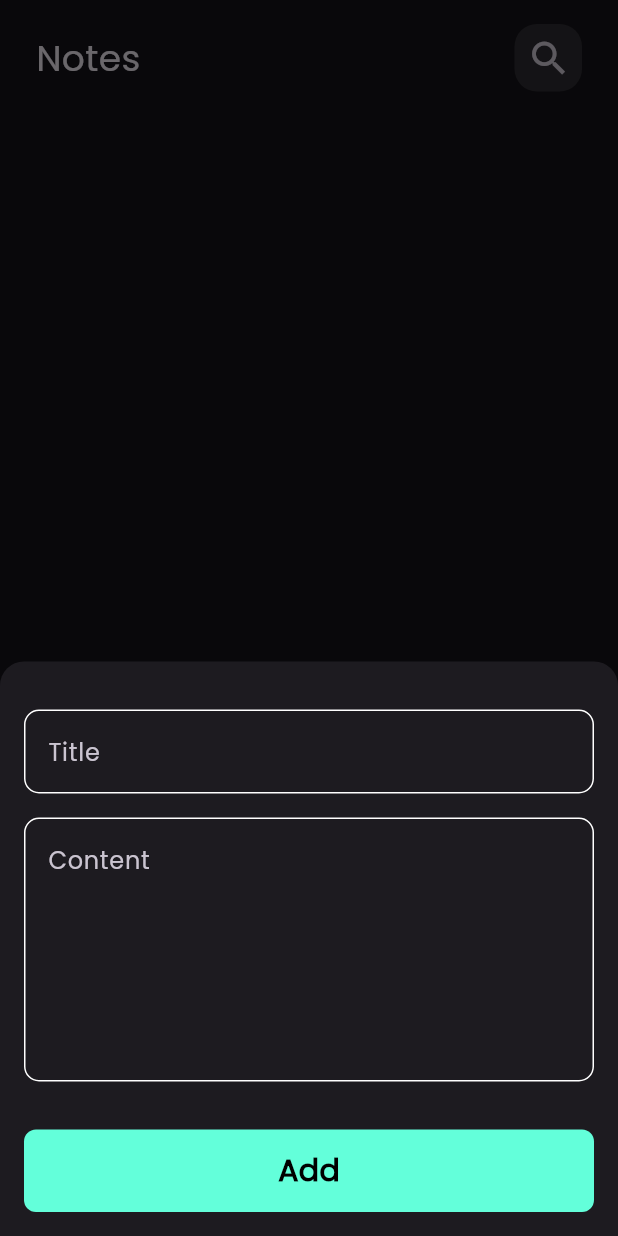
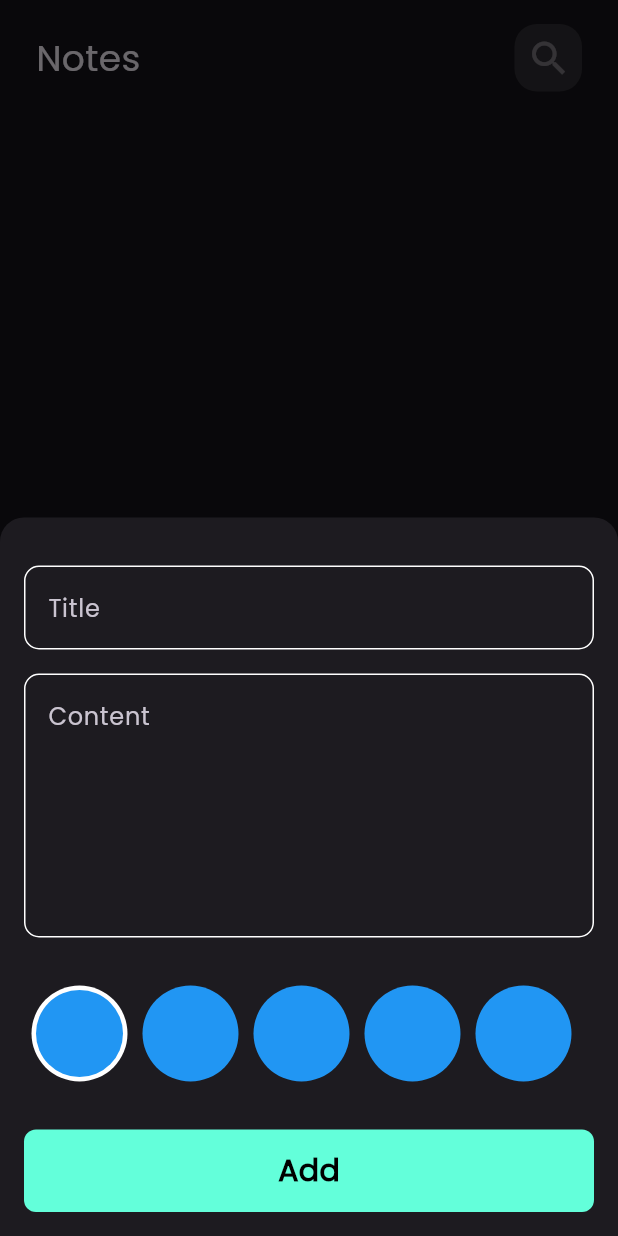
Before and after one commit to YOSSIFREFAAT/Notes-App, a Flutter app: the screen it shows after launch, after a tap on the "add" icon, on a phone screen of 412 x 824 dp. Run offline on Flutter 3.47's test engine with Material 3 defaults, Android fonts, the phone set to English and light mode, and no system bars; our stand-ins replace bloc, flutter_bloc, hive, hive_flutter; accounts and stored records are empty.

Commit message:
Create colors list view

```diff
--- a/lib/Models/note_model.dart
+++ b/lib/Models/note_model.dart
@@ -4,9 +4,9 @@ part 'note_model.g.dart';
 @HiveType(typeId: 0)
 class NoteModel extends HiveObject {
   @HiveField(0)
-  final String title;
+  String title;
   @HiveField(1)
-  final String subTitle;
+  String subTitle;
   @HiveField(2)
   final String date;
   @HiveField(3)
--- a/lib/Views/Notes_View.dart
+++ b/lib/Views/Notes_View.dart
@@ -1,6 +1,4 @@
 import 'package:flutter/material.dart';
-import 'package:flutter_bloc/flutter_bloc.dart';
-import 'package:notes_app/cubits/notes_cubit/notes_cubit.dart';
 import 'package:notes_app/views/widgets/custom_modal_bottom_sheet.dart';
 import 'package:notes_app/views/widgets/notes_view_body.dart';
 
--- a/lib/Views/Widgets/Custom_Appbar.dart
+++ b/lib/Views/Widgets/Custom_Appbar.dart
@@ -4,7 +4,9 @@ import 'package:notes_app/views/Widgets/custom_search_icon.dart';
 class CustomAppbar extends StatelessWidget {
   final String title;
   final IconData icon;
-  const CustomAppbar({super.key, required this.title, required this.icon});
+  final Function()? onPressed;
+  const CustomAppbar(
+      {super.key, required this.title, required this.icon, this.onPressed});
 
   @override
   Widget build(BuildContext context) {
@@ -18,6 +20,7 @@ class CustomAppbar extends StatelessWidget {
           ),
         ),
         CustomSearchIcon(
+          onPressed: onPressed,
           icon: icon,
         ),
       ],
--- a/lib/Views/Widgets/Custom_Search_Icon.dart
+++ b/lib/Views/Widgets/Custom_Search_Icon.dart
@@ -2,7 +2,8 @@ import 'package:flutter/material.dart';
 
 class CustomSearchIcon extends StatelessWidget {
   final IconData icon;
-  const CustomSearchIcon({super.key, required this.icon});
+  final Function()? onPressed;
+  const CustomSearchIcon({super.key, required this.icon, this.onPressed});
 
   @override
   Widget build(BuildContext context) {
@@ -17,7 +18,7 @@ class CustomSearchIcon extends StatelessWidget {
         child: IconButton(
           splashRadius: 30,
           icon: Icon(icon, size: 30),
-          onPressed: () {},
+          onPressed: onPressed,
         ),
       ),
     );
--- a/lib/Views/Widgets/Note_Item.dart
+++ b/lib/Views/Widgets/Note_Item.dart
@@ -16,7 +16,9 @@ class NoteItem extends StatelessWidget {
         Navigator.push(
           context,
           MaterialPageRoute(builder: (context) {
-            return const EditNoteView();
+            return EditNoteView(
+              note: note,
+            );
           }),
         );
       },
--- a/lib/Views/Widgets/add_note_form.dart
+++ b/lib/Views/Widgets/add_note_form.dart
@@ -2,6 +2,7 @@ import 'package:flutter/material.dart';
 import 'package:flutter_bloc/flutter_bloc.dart';
 import 'package:notes_app/cubits/add_note_cubit/add_note_cubit.dart';
 import 'package:notes_app/models/note_model.dart';
+import 'package:notes_app/views/widgets/colors_list_view.dart';
 import 'package:notes_app/views/widgets/custom_button.dart';
 import 'package:notes_app/views/widgets/custom_text_form_field.dart';
 
@@ -40,6 +41,8 @@ class _AddNoteFormState extends State<AddNoteForm> {
             maxLines: 6,
           ),
           const SizedBox(height: 32),
+          const ColorsListView(),
+          const SizedBox(height: 32),
           BlocBuilder<AddNoteCubit, AddNoteState>(
             builder: (context, state) {
               return CustomButton(
--- /dev/null
+++ b/lib/Views/Widgets/colors_list_view.dart
@@ -0,0 +1,60 @@
+import 'package:flutter/material.dart';
+
+class ColorsListView extends StatefulWidget {
+  const ColorsListView({super.key});
+
+  @override
+  State<ColorsListView> createState() => _ColorsListViewState();
+}
+
+class _ColorsListViewState extends State<ColorsListView> {
+  int currentIndex = 0;
+  @override
+  Widget build(BuildContext context) {
+    return SizedBox(
+      height: 64,
+      child: ListView.builder(
+        physics: const BouncingScrollPhysics(),
+        scrollDirection: Axis.horizontal,
+        itemCount: 5,
+        itemBuilder: (context, index) => GestureDetector(
+          onTap: () {
+            currentIndex = index;
+            setState(() {});
+          },
+          child: ColorItem(
+            isActive: currentIndex == index,
+          ),
+        ),
+      ),
+    );
+  }
+}
+
+class ColorItem extends StatelessWidget {
+  final bool isActive;
+  const ColorItem({super.key, required this.isActive});
+
+  @override
+  Widget build(BuildContext context) {
+    return isActive
+        ? const Padding(
+            padding: EdgeInsets.symmetric(horizontal: 5),
+            child: CircleAvatar(
+              backgroundColor: Colors.white,
+              radius: 32,
+              child: CircleAvatar(
+                backgroundColor: Colors.blue,
+                radius: 29,
+              ),
+            ),
+          )
+        : const Padding(
+            padding: EdgeInsets.symmetric(horizontal: 5),
+            child: CircleAvatar(
+              backgroundColor: Colors.blue,
+              radius: 32,
+            ),
+          );
+  }
+}
--- a/lib/Views/Widgets/custom_text_form_field.dart
+++ b/lib/Views/Widgets/custom_text_form_field.dart
@@ -4,17 +4,20 @@ import 'package:notes_app/constans.dart';
 class CustomTextField extends StatelessWidget {
   final String hintText;
   final int maxLines;
+  final Function(String)? onChanged;
   final Function(String?)? onSaved;
   const CustomTextField({
     super.key,
     required this.hintText,
     this.maxLines = 1,
     this.onSaved,
+    this.onChanged,
   });
 
   @override
   Widget build(BuildContext context) {
     return TextFormField(
+      onChanged: onChanged,
       onSaved: onSaved,
       validator: ((value) {
         if (value?.isEmpty ?? true) {
```
Also changed, not shown: lib/Views/Widgets/edit_note_view_body.dart (+28 -5 lines), lib/Views/edit_note_view.dart (+8 -4 lines).
